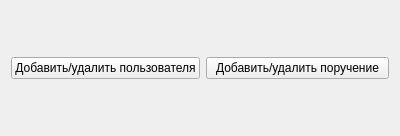
First picture: the form in src/application/changeDataWidget/ChangeDataWidget.ui, repository sanka-eu/control_tasks_system, before the edit.
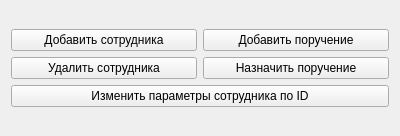
Second picture: the form after the edit.

Commit message: add login widget, some changes in ChangeDataWidget,

```diff
--- a/src/application/changeDataWidget/ChangeDataWidget.ui
+++ b/src/application/changeDataWidget/ChangeDataWidget.ui
@@ -13,21 +13,45 @@
   <property name="windowTitle">
    <string>Form</string>
   </property>
-  <layout class="QVBoxLayout" name="verticalLayout">
-   <item>
-    <layout class="QHBoxLayout" name="horizontalLayout">
-     <property name="sizeConstraint">
-      <enum>QLayout::SetDefaultConstraint</enum>
-     </property>
-     <item>
-      <widget class="QPushButton" name="changeUserDataButton">
+  <layout class="QGridLayout" name="gridLayout_4">
+   <item row="0" column="0">
+    <layout class="QGridLayout" name="gridLayout">
+     <item row="1" column="1">
+      <widget class="QPushButton" name="giveTaskButton">
+       <property name="sizePolicy">
+        <sizepolicy hsizetype="Minimum" vsizetype="Fixed">
+         <horstretch>0</horstretch>
+         <verstretch>0</verstretch>
+        </sizepolicy>
+       </property>
        <property name="text">
-        <string>Добавить/удалить пользователя</string>
+        <string>Назначить поручение</string>
        </property>
       </widget>
      </item>
-     <item>
-      <widget class="QPushButton" name="changeAssigmentsDataButton">
+     <item row="0" column="0">
+      <widget class="QPushButton" name="addEmployeeButton">
+       <property name="text">
+        <string>Добавить сотрудника</string>
+       </property>
+      </widget>
+     </item>
+     <item row="1" column="0">
+      <widget class="QPushButton" name="removeEmployeeButton">
+       <property name="text">
+        <string>Удалить сотрудника</string>
+       </property>
+      </widget>
+     </item>
+     <item row="2" column="0" colspan="2">
+      <widget class="QPushButton" name="changeUserByIdButton">
+       <property name="text">
+        <string>Изменить параметры сотрудника по ID</string>
+       </property>
+      </widget>
+     </item>
+     <item row="0" column="1">
+      <widget class="QPushButton" name="addTaskButton">
        <property name="sizePolicy">
         <sizepolicy hsizetype="Minimum" vsizetype="Fixed">
          <horstretch>0</horstretch>
@@ -35,7 +59,7 @@
         </sizepolicy>
        </property>
        <property name="text">
-        <string>Добавить/удалить поручение</string>
+        <string>Добавить поручение</string>
        </property>
       </widget>
      </item>
```
The commit also changes 10 other files.
